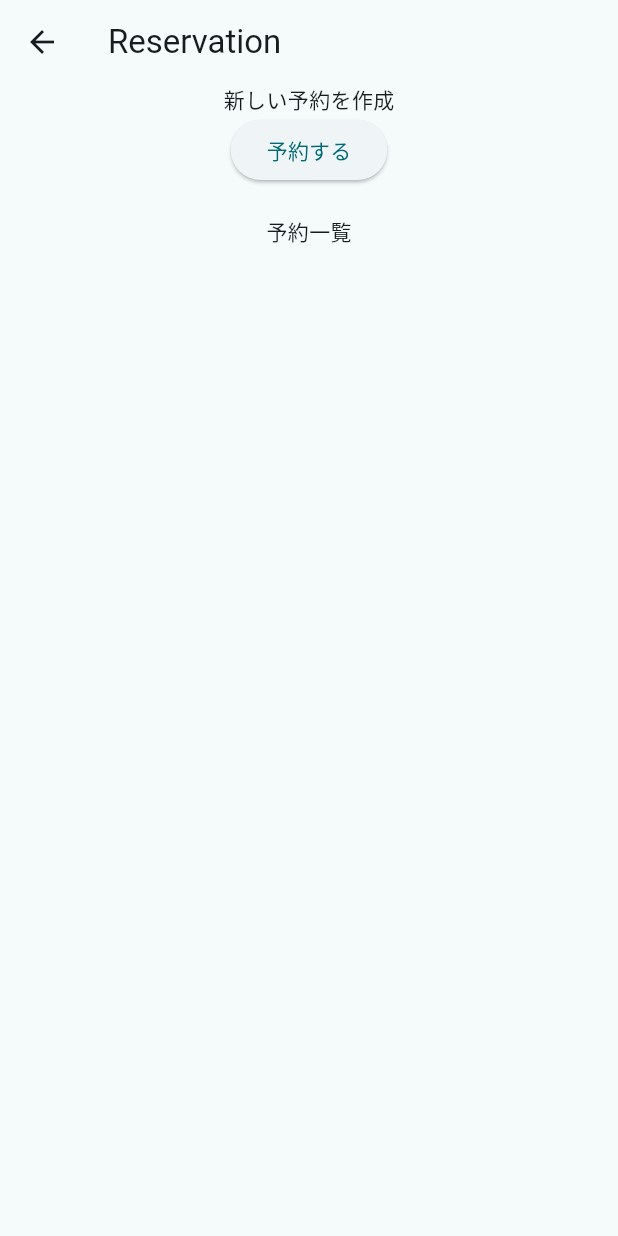
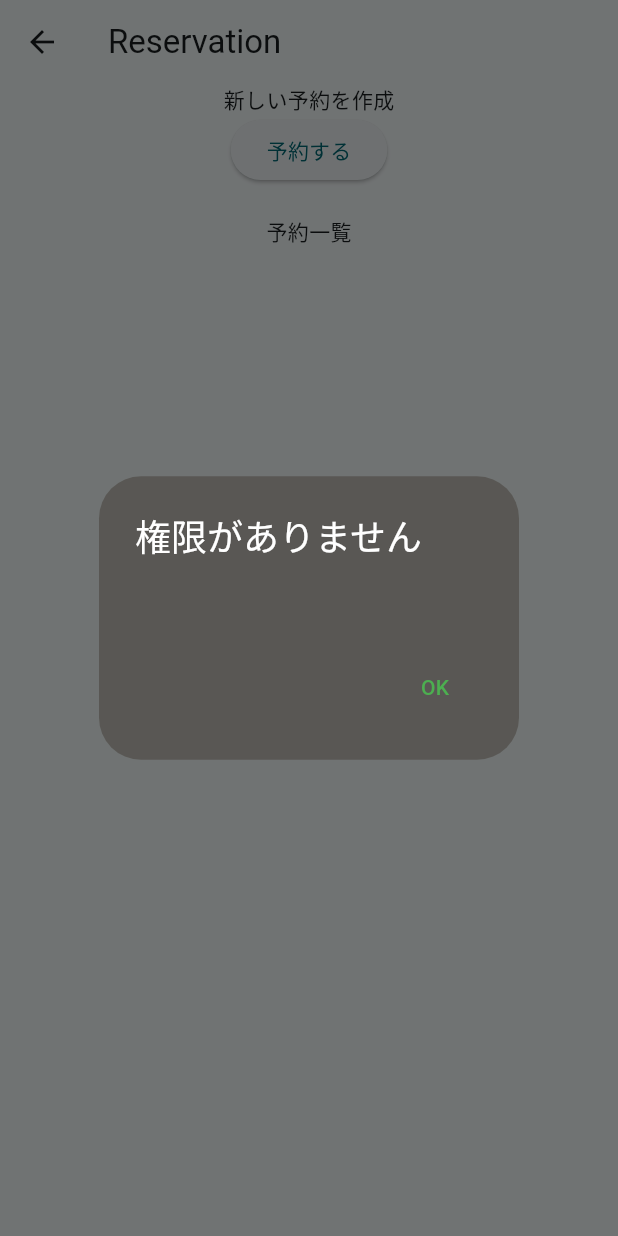
Before and after one commit to Fuuma0000/smart_handagote, a Flutter app: the TestReservationPage screen opened directly, after a tap on "予約する", on a phone screen of 412 x 824 dp. Run offline on Flutter 3.47's test engine with Material 2 defaults, Android fonts, the light colour scheme and no system bars; our stand-ins replace animated_notch_bottom_bar, cloud_firestore, firebase_auth, firebase_core; accounts and stored records are empty.

Commit message:
[add] ダイアログを表示

```diff
--- a/lib/view/test_reservation_page.dart
+++ b/lib/view/test_reservation_page.dart
@@ -2,6 +2,8 @@ import 'package:cloud_firestore/cloud_firestore.dart';
 import 'package:firebase_auth/firebase_auth.dart';
 import 'package:flutter/material.dart';
 import 'package:intl/intl.dart';
+
+import 'components/dialog.dart';
 
 class TestReservationPage extends StatefulWidget {
   const TestReservationPage({Key? key}) : super(key: key);
@@ -13,6 +15,7 @@ class TestReservationPage extends StatefulWidget {
 class _TestReservationPageState extends State<TestReservationPage> {
   final FirebaseFirestore _firestore = FirebaseFirestore.instance;
   late Stream<QuerySnapshot> _reservationsStream;
+  bool _isLoadReserving = false; // 予約中かどうかを管理するフラグ
 
   @override
   void initState() {
@@ -24,6 +27,8 @@ class _TestReservationPageState extends State<TestReservationPage> {
   Future<void> _cancelReservation(String reservationId) async {
     // 予約を削除
     await _firestore.collection('reservations').doc(reservationId).delete();
+    if (!mounted) return;
+    DialogHelper.showCustomDialog(context, '予約をキャンセルしました', '');
   }
 
   // 予約一覧を取得 (Firestore から取得したデータを整形)
@@ -56,8 +61,14 @@ class _TestReservationPageState extends State<TestReservationPage> {
     return reservations;
   }
 
+  // Logsの方から現在使用中
+
   // 予約を作成
+  // TODO: 押した時にlogsのend_timeがnullのやつの数がはんだごての個数以下ならlogsに追加
   Future<void> _makeReservation() async {
+    setState(() {
+      _isLoadReserving = true;
+    });
     // 現在ログインしているユーザーを取得
     final User? user = FirebaseAuth.instance.currentUser;
     // ユーザーが存在していたら予約を作成
@@ -71,10 +82,18 @@ class _TestReservationPageState extends State<TestReservationPage> {
               'user_id': user.uid,
               'timestamp': FieldValue.serverTimestamp(),
             });
+            if (!mounted) return;
+            DialogHelper.showCustomDialog(context, '予約しました', '');
           }
         }
       } catch (e) {
+        if (!mounted) return;
+        DialogHelper.showCustomDialog(context, 'エラー', '');
         print('Error making reservation: $e');
+      } finally {
+        setState(() {
+          _isLoadReserving = false;
+        });
       }
     }
   }
@@ -85,10 +104,26 @@ class _TestReservationPageState extends State<TestReservationPage> {
       child: ListView.builder(
         itemCount: reservations.length,
         itemBuilder: (BuildContext context, int index) {
-          // Firestoreから取得したタイムスタンプをDateTimeに変換
-          // TODO:_TypeError (type 'Null' is not a subtype of type 'Timestamp' in type cast)
-          DateTime reservationTime =
-              (reservations[index]['timestamp'] as Timestamp).toDate();
+          // Firestoreから取得したタイムスタンプを変換
+          final dynamic timestamp = reservations[index]['timestamp'];
+
+          // タイムスタンプがnullの場合はエラーメッセージを表示
+          if (timestamp == null || timestamp is! Timestamp) {
+            return ListTile(
+              title: Text('${reservations[index]['userName']}'),
+              subtitle:
+                  const Text('Invalid timestamp'), // Display an error message
+              trailing: IconButton(
+                icon: const Icon(Icons.delete),
+                onPressed: () {
+                  _cancelReservation(reservations[index]
+                      ['reservationId']); // Cancel reservation
+                },
+              ),
+            );
+          }
+          // タイムスタンプをDateTimeに変換
+          DateTime reservationTime = reservations[index]['timestamp'].toDate();
 
           // 予約時間を指定のフォーマットで表示
           String formattedTime =
@@ -111,20 +146,24 @@ class _TestReservationPageState extends State<TestReservationPage> {
   }
 
   // 予約可能かどうかをチェックする関数
+  // TODO: logsの方も確認する
   Future<bool> _isReservationAllowed() async {
+    // 現在ログインしているユーザーを取得
     final User? user = FirebaseAuth.instance.currentUser;
     if (user == null) {
+      if (!mounted) return false;
+      DialogHelper.showCustomDialog(context, 'ログインしていません', '');
       return false; // ユーザーがログインしていない場合は予約不可
     }
 
     // reservationsのコレクションにuser_idが一致するドキュメントがあるか検索
-    QuerySnapshot querySnapshot = await FirebaseFirestore.instance
+    QuerySnapshot reservationsQuerySnapshot = await FirebaseFirestore.instance
         .collection('reservations')
         .where('user_id', isEqualTo: user.uid)
         .get();
-    if (querySnapshot.size > 0) {
-      // TODO: 判定できたからポップアップで表示したいかも
-      print('すでに予約しています');
+    if (reservationsQuerySnapshot.size > 0) {
+      if (!mounted) return false;
+      DialogHelper.showCustomDialog(context, 'すでに予約しています', '');
       return false;
     }
     return true;
@@ -137,12 +176,13 @@ class _TestReservationPageState extends State<TestReservationPage> {
         await _firestore.collection('users').doc(userId).get();
     if (userDoc.exists) {
       int role = userDoc['role'];
-      print(role);
       if (role == 1 || role == 2) {
         return true; // 研修終了と管理者の場合は権限あり
       }
     }
-    print('権限がありません');
+    if (!mounted) return false;
+    DialogHelper.showCustomDialog(context, '権限がありません', '');
+
     return false; // 研修前の場合は権限なし
   }
 
@@ -155,9 +195,13 @@ class _TestReservationPageState extends State<TestReservationPage> {
           children: <Widget>[
             const Text('新しい予約を作成'),
             ElevatedButton(
-              onPressed: _makeReservation,
-              child: const Text('予約する'),
+              onPressed:
+                  _isLoadReserving ? null : _makeReservation, // ボタンを押したときの処理
+              child: _isLoadReserving
+                  ? const CircularProgressIndicator() // クルクル回るインジケータを表示
+                  : const Text('予約する'),
             ),
+
             const SizedBox(height: 20),
             const Text('予約一覧'),
             // StreamBuilder で Firestore のデータを監視
```
